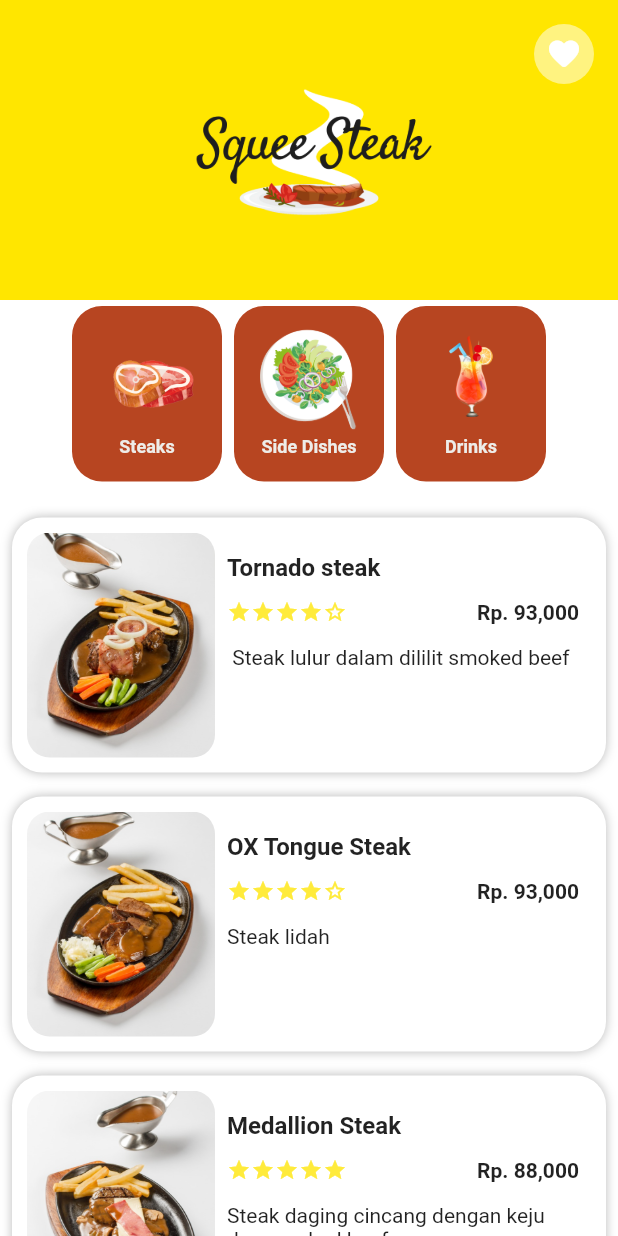
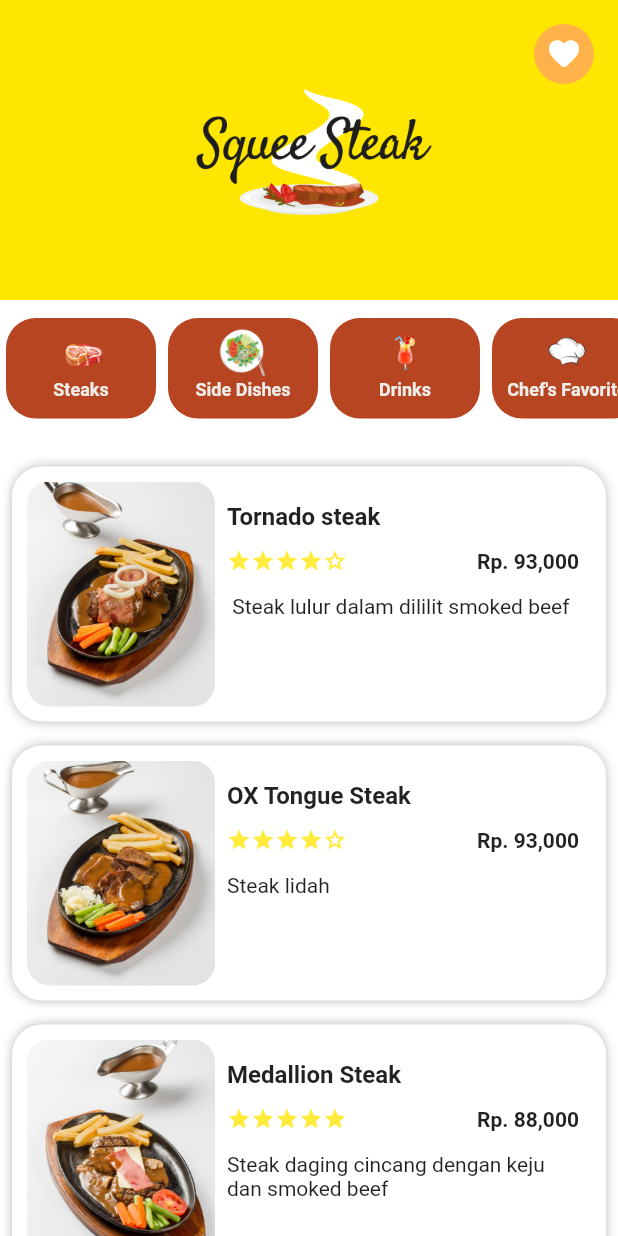
Before and after one commit to windaangellina/squee_steak_flutter, a Flutter app: the screen it shows after launch, on a phone screen of 412 x 824 dp. Run offline on Flutter 3.47's test engine with Material 2 defaults, Android fonts, the phone set to English and light mode, and no system bars.

Commit message:
category finished

```diff
--- a/lib/ui/components/app_banner.dart
+++ b/lib/ui/components/app_banner.dart
@@ -36,7 +36,7 @@ class AppBanner extends StatelessWidget{
                         children: [
                           CircleAvatar(
                             radius: 20,
-                            backgroundColor: Colors.white.withOpacity(0.5),
+                            backgroundColor: colorPink.withOpacity(0.5),
                             child: IconButton(
                               icon: Icon(Icons.favorite_rounded, color: Colors.white),
                               onPressed: () {
@@ -54,20 +54,5 @@ class AppBanner extends StatelessWidget{
           ],
         )
     );
-    // return Container(
-    //   height: 200,
-    //   color: colorYellow,
-    //   alignment: Alignment.center,
-    //   child: Column(
-    //     crossAxisAlignment: CrossAxisAlignment.stretch,
-    //     children: [
-    //       Image.asset(
-    //         appLogoPath,
-    //         fit: BoxFit.scaleDown,
-    //         height: 200,
-    //       )
-    //     ],
-    //   )
-    // );
   }
 }
--- a/lib/ui/components/category_list.dart
+++ b/lib/ui/components/category_list.dart
@@ -10,8 +10,8 @@ class ItemCategoryMobile extends StatelessWidget{
   Widget build(BuildContext context) {
     return Container(
       width: 100,
-      height: 100,
-      padding: EdgeInsets.all(12.0),
+      height: 75,
+      padding: EdgeInsets.all(6.0),
       alignment: Alignment.center,
       decoration: BoxDecoration(
           color: colorRedDesert,
@@ -22,7 +22,7 @@ class ItemCategoryMobile extends StatelessWidget{
           Image.asset(
             category.urlPhoto,
             fit: BoxFit.cover,
-            height: 75,
+            height: 35,
           ),
           Text(
             category.name,
--- a/lib/ui/components/menu_list.dart
+++ b/lib/ui/components/menu_list.dart
@@ -14,6 +14,7 @@ class MenuList extends StatelessWidget{
       child: ListView.builder(
         physics: BouncingScrollPhysics(),
         itemCount: listMenu.length,
+        padding: EdgeInsets.only(bottom: 64.0),
         itemBuilder: (context, index){
           final Menu menu = listMenu[index];
           return InkWell(
--- a/lib/ui/display/mobile/main_screen_mobile.dart
+++ b/lib/ui/display/mobile/main_screen_mobile.dart
@@ -1,10 +1,10 @@
 import 'package:flutter/material.dart';
+import 'package:squee_steak_flutter/model/category.dart';
 import 'package:squee_steak_flutter/ui/components/app_banner.dart';
 import 'package:squee_steak_flutter/ui/components/category_list.dart';
 import 'package:squee_steak_flutter/ui/components/menu_list.dart';
 import 'package:squee_steak_flutter/util/constants.dart';
 import 'package:squee_steak_flutter/util/data_dummy.dart';
-
 
 class MobileDisplay extends StatefulWidget{
   @override
@@ -21,16 +21,20 @@ class _StateMobileDisplay extends State<MobileDisplay>{
       child: SingleChildScrollView(
           child: Container(
             height: size.height,
+            alignment: Alignment.topLeft,
             child: Column(
               children: <Widget>[
                 AppBanner(),
                 Container(
-                  height: 125,
-                  child: ListView(
-                    // by default arah scrollnya vertical
+                  margin: EdgeInsets.symmetric(vertical: 8.0),
+                  height: 75,
+                  child: ListView.builder(
+                    physics: BouncingScrollPhysics(),
+                    itemCount: listCategory.length,
                     scrollDirection: Axis.horizontal,
                     shrinkWrap: true,
-                      children: listCategory.map((category) {
+                    itemBuilder: (context, index){
+                      final Category category = listCategory[index];
                       return Padding(
                           padding: EdgeInsets.all(4.0),
                           child: InkWell(
@@ -42,14 +46,14 @@ class _StateMobileDisplay extends State<MobileDisplay>{
                             child: ItemCategoryMobile(category: category),
                           )
                       );
-                      }).toList()
-                  ),
+                    },
+                  )
                 ),
                 SizedBox(
                   height: 12.0,
                 ),
                 // SectionTitle(title: 'Yummy foods at your fingertips!'),
-                MenuList(listMenu: getAllMenu(category: chosenCategory))
+                MenuList(listMenu: getAllMenu(category: chosenCategory)),
               ],
             ),
           )
--- a/lib/util/constants.dart
+++ b/lib/util/constants.dart
@@ -101,8 +101,16 @@ List<Menu> getAllMenu({String? category}){
     return listMenuDummy;
   }
   else{
-    return listMenuDummy.where((menu) =>
-      menu.category.name.toLowerCase() == category.toLowerCase()
-    ).toList();
+    if(category == 'Chef\'s Favorite'){
+      return listMenuChefFavoriteDummy;
+    }
+    else if(category == 'Top Seller'){
+      return listMenuTopSellerDummy;
+    }
+    else{
+      return listMenuDummy.where((menu) =>
+        menu.category.name.toLowerCase() == category.toLowerCase()
+      ).toList();
+    }
   }
 }
```
Also changed, not shown: lib/util/data_dummy.dart (+31 -0 lines), assets/icons/icons_chef_hat.png (added), assets/icons/icons_top_seller.png (added). Lines whose indentation alone changed are shown as unchanged.
